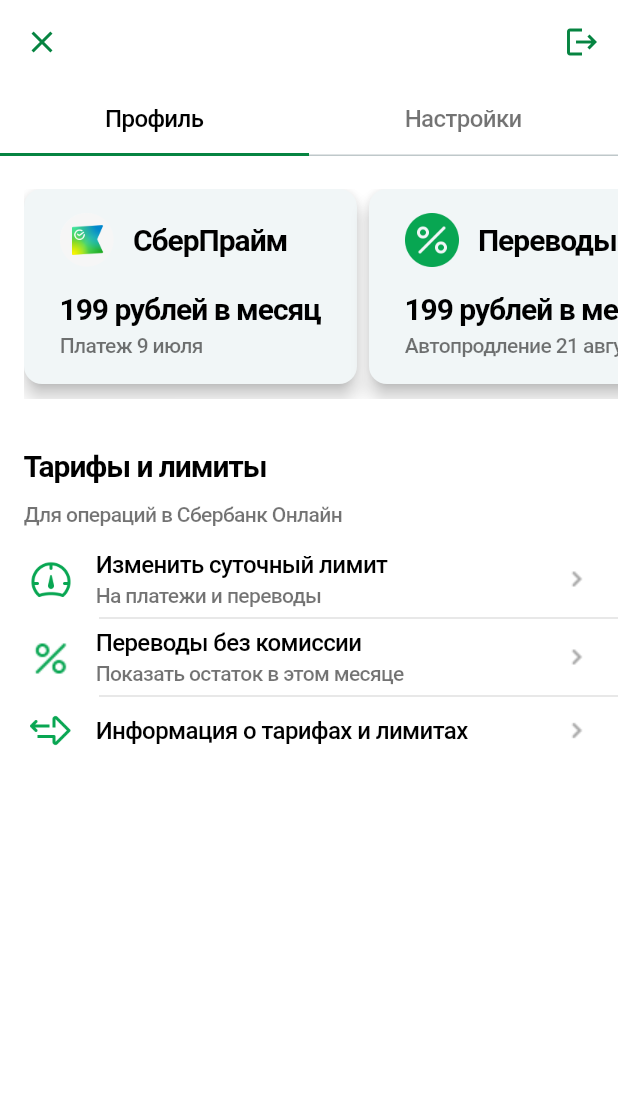
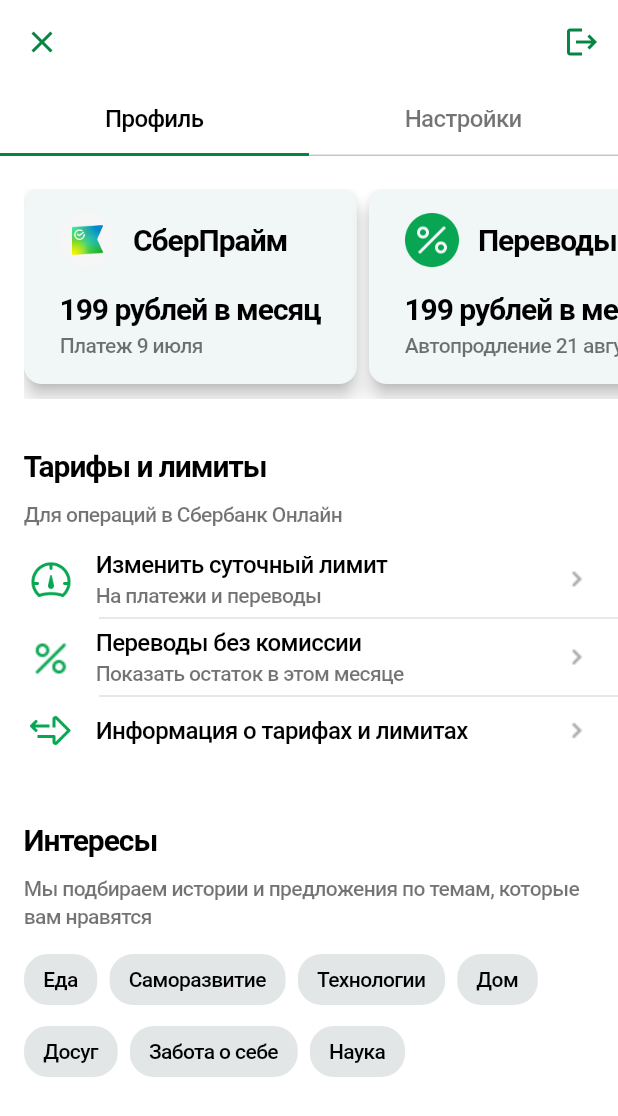
Before and after one commit to ZotovNikita/SberApp, a Flutter app: the screen it shows after launch, scrolled down 280 dp, on a phone screen of 412 x 824 dp. Shown: the top 1116 px of the screen. Run offline on Flutter 3.47's test engine with Material 3 defaults, Android fonts, the phone set to English and light mode, and no system bars; Roboto replaces fonts that are missing (SF_Pro_Display, SF_Pro_Text).

Commit message:
add interests chips

```diff
--- a/lib/app/pages/main/user_profile_page.dart
+++ b/lib/app/pages/main/user_profile_page.dart
@@ -1,8 +1,9 @@
 import 'package:flutter/material.dart';
 import 'package:sber_app/data/fake_data.dart';
+import 'package:sber_app/app/theme/colors.dart';
 import 'package:sber_app/app/widgets/appbar.dart';
 import 'package:sber_app/app/widgets/services_widgets/services.dart';
-import 'package:sber_app/app/theme/colors.dart';
+import 'package:sber_app/app/widgets/interests_widgets/interests_chips.dart';
 import 'package:sber_app/app/widgets/tariffs_and_limits_widgets/tariffs_and_limits.dart';
 
 class UserProfilePage extends StatefulWidget {
@@ -37,18 +38,24 @@
           headerSliverBuilder: (context, value) {
             return [Appbar(tabController: _tabController, user: user)];
           },
-          body: TabBarView(controller: _tabController, children: [
+          body: TabBarView(
+            controller: _tabController,
+            children: [
             ListView(
                 physics: const NeverScrollableScrollPhysics(),
                 children: [
                   const SizedBox(height: 30),
                   Services(chapter: enabled, services: services),
                   const SizedBox(height: 20),
-                TariffsAndLimits(chapter: tariffsAndLimits, tariffsAndLimitsButtons: tarifsAndLimitsButtons)
+                  TariffsAndLimits(
+                    chapter: tariffsAndLimits,
+                    tariffsAndLimitsButtons: tarifsAndLimitsButtons),
+                  const SizedBox(height: 40),
+                  Interests(chapter: interests, interests: interstsMap)
+                ]),
+              const SizedBox.shrink()
             ]
-            ),
-            const SizedBox.shrink()
-          ])
+          )
         )
       )
     );
--- a/lib/app/theme/colors.dart
+++ b/lib/app/theme/colors.dart
@@ -7,4 +7,5 @@
   static const Color shadow = Color(0x7A1D1D25);
   static const Color tabBrand = Color(0xFF068441);
   static final Color divider = Colors.black.withOpacity(0.12);
+  static final Color chips = Colors.black.withOpacity(0.08);
 }
--- a/lib/app/theme/fonts.dart
+++ b/lib/app/theme/fonts.dart
@@ -26,6 +26,14 @@
     letterSpacing: -0.4,
   );
 
+  static const titleVerySmall = TextStyle(
+    fontFamily: 'SF_Pro_Text',
+    fontWeight: FontWeight.w500,
+    fontSize: 14,
+    color: AppColors.textPrimary,
+    letterSpacing: -0.4,
+  );
+
   static final bodyLarge = TextStyle(
     fontFamily: 'SF_Pro_Text',
     fontWeight: FontWeight.w500,
--- a/lib/app/theme/strings.dart
+++ b/lib/app/theme/strings.dart
@@ -21,4 +21,11 @@
   static const String transfersComissionTitle = "Переводы без комиссии";
   static const String transfersComissionDescription = "Показать остаток в этом месяце";
   static const String infoTitle = "Информация о тарифах и лимитах";
+  static const String food = "Еда";
+  static const String selfDevelopment = "Саморазвитие";
+  static const String technologies = "Технологии";
+  static const String home = "Дом";
+  static const String leisure = "Досуг";
+  static const String care = "Забота о себе";
+  static const String science = "Наука";
 }
--- a/lib/app/theme/theme.dart
+++ b/lib/app/theme/theme.dart
@@ -25,6 +25,17 @@
         elevation: 5
       ),
     ),
+    chipTheme: ChipThemeData(
+      labelPadding: const EdgeInsets.symmetric(horizontal: 4),
+      labelStyle: AppFonts.titleVerySmall,
+      shape: RoundedRectangleBorder(
+          borderRadius: BorderRadius.circular(16),
+          side: const BorderSide(color: Colors.transparent)
+      ),
+      backgroundColor: AppColors.chips,
+      selectedColor: AppColors.tabBrand,
+      showCheckmark: false
+      ),
     colorScheme: ColorScheme.fromSeed(
       seedColor: AppColors.primary,
     ),
--- /dev/null
+++ b/lib/app/widgets/interests_widgets/interests_chips.dart
@@ -0,0 +1,50 @@
+import 'package:flutter/material.dart';
+import 'package:sber_app/app/models/chapter.dart';
+import 'package:sber_app/app/widgets/category_name.dart';
+import 'package:sber_app/app/widgets/interests_widgets/select_intersts.dart';
+
+class Interests extends StatefulWidget {
+  const Interests({super.key, required this.chapter, required this.interests});
+
+  final Chapter chapter;
+  final Map<String, bool> interests;
+
+  @override
+  State<Interests> createState() => _Interests();
+}
+
+class _Interests extends State<Interests> {
+  @override
+  Widget build(BuildContext context) {
+    return Padding(
+      padding: const EdgeInsets.symmetric(horizontal: 16),
+      child: Column(
+        crossAxisAlignment: CrossAxisAlignment.start,
+        children: [
+          CategoryName(
+            title: widget.chapter.title, description: widget.chapter.description
+            ),
+          const SizedBox(height: 8),
+          Wrap(
+            spacing: 8,
+            children: List<Widget>.generate(
+              widget.interests.length,
+              (int index) => Builder(
+                builder: (BuildContext context) {
+                  return SelectInterestChip(
+                    title: Text(widget.interests.keys.elementAt(index)),
+                    isSelected: widget.interests.values.elementAt(index),
+                    onSelected: (bool selected) {
+                      setState(() {
+                        widget.interests[widget.interests.keys.elementAt(index)] = selected;
+                    });
+                  },
+                );
+              },
+            ),
+          ),
+        ),
+      ]),
+    );
+  }
+}
--- /dev/null
+++ b/lib/app/widgets/interests_widgets/select_intersts.dart
@@ -0,0 +1,42 @@
+import 'package:flutter/material.dart';
+
+class SelectInterestChip extends StatefulWidget {
+  const SelectInterestChip(
+      {super.key, required this.title, required this.isSelected, required this.onSelected});
+
+  final Widget title;
+  final bool isSelected;
+  final ValueChanged<bool> onSelected;
+
+  @override
+  State<SelectInterestChip> createState() => _ChipState();
+}
+
+class _ChipState extends State<SelectInterestChip> {
+  bool _selected = false;
+
+  @override
+  void initState() {
+    super.initState();
+    _selected = widget.isSelected;
+  }
+
+  @override
+  void dispose() {
+    super.dispose();
+  }
+
+  @override
+  Widget build(BuildContext context) {
+    return FilterChip(
+      label: widget.title,
+      selected: _selected,
+      onSelected: (bool selected) {
+        setState(() {
+          _selected = selected;
+          widget.onSelected(selected);
+        });
+      },
+    );
+  }
+}
--- a/lib/data/fake_data.dart
+++ b/lib/data/fake_data.dart
@@ -7,41 +7,47 @@
 
 final user = User(image: Images.userProfileImage, name: Strings.userName);
 
-final enabled = Chapter(title: Strings.enabledTitle, description: Strings.enabledDescription);
+final enabled = Chapter(
+    title: Strings.enabledTitle, description: Strings.enabledDescription);
 
-final tariffsAndLimits =
-    Chapter(title: Strings.tariffsAndLimitsTitle, description: Strings.tariffsAndLimitsDescription);
+final tariffsAndLimits = Chapter(
+    title: Strings.tariffsAndLimitsTitle,
+    description: Strings.tariffsAndLimitsDescription);
 
-final interests = Chapter(title: Strings.interestsTitle, description: Strings.interestsDescription);
+final interests = Chapter(
+    title: Strings.interestsTitle, description: Strings.interestsDescription);
 
 final List<Service> services = [
   Service(
       image: Images.sberPrimeImage,
       serviceTitle: Strings.sberPrimeTitle,
       payment: Strings.sberPrimePayment,
-    cost: Strings.serviceCost
-  ),
+      cost: Strings.serviceCost),
   Service(
       image: Images.transfersImage,
       serviceTitle: Strings.transfersTitle,
       payment: Strings.transfersPayment,
-    cost: Strings.serviceCost
-  ),
+      cost: Strings.serviceCost),
 ];
 
 final List<TariffsAndLimitsButton> tarifsAndLimitsButtons = [
   TariffsAndLimitsButton(
       image: Images.editLimitImage,
       title: Strings.editLimitTitle,
-    description: Strings.editLimitDescription
-  ),
+      description: Strings.editLimitDescription),
   TariffsAndLimitsButton(
       image: Images.transfersEmptyImage,
       title: Strings.transfersComissionTitle,
-    description: Strings.transfersComissionDescription
-  ),
-  TariffsAndLimitsButton(
-    image: Images.infoImage,
-    title: Strings.infoTitle
-  )
+      description: Strings.transfersComissionDescription),
+  TariffsAndLimitsButton(image: Images.infoImage, title: Strings.infoTitle)
 ];
+
+final Map<String, bool> interstsMap = {
+  Strings.food: false,
+  Strings.selfDevelopment: false,
+  Strings.technologies: false,
+  Strings.home: false,
+  Strings.leisure: false,
+  Strings.care: false,
+  Strings.science: false
+};
```
Lines whose indentation alone changed are shown as unchanged.
